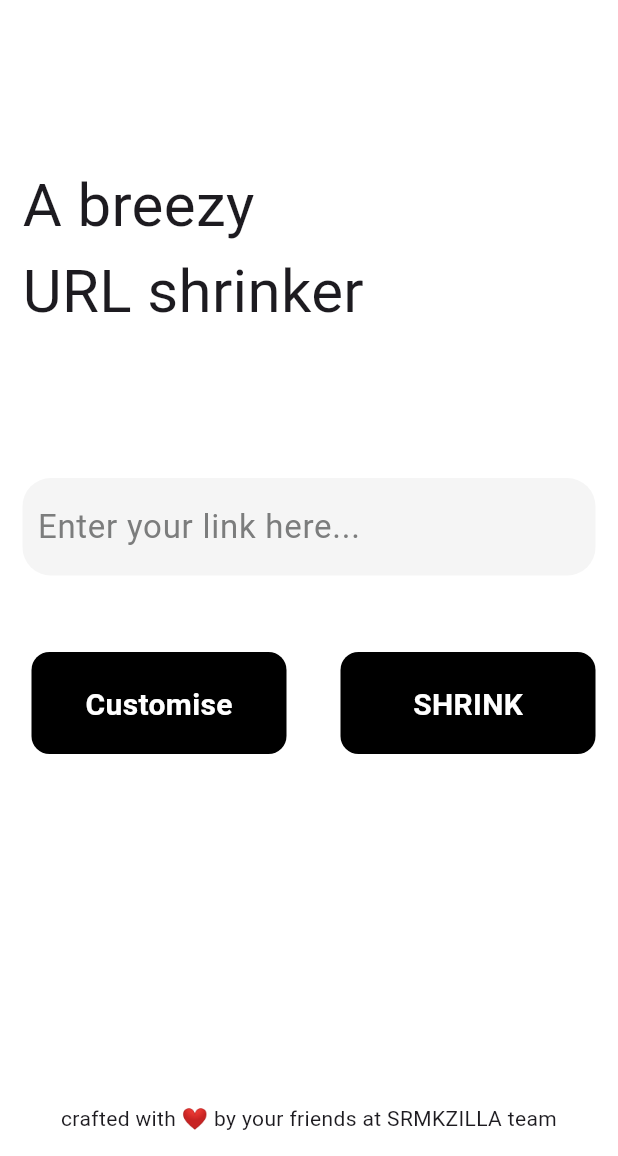
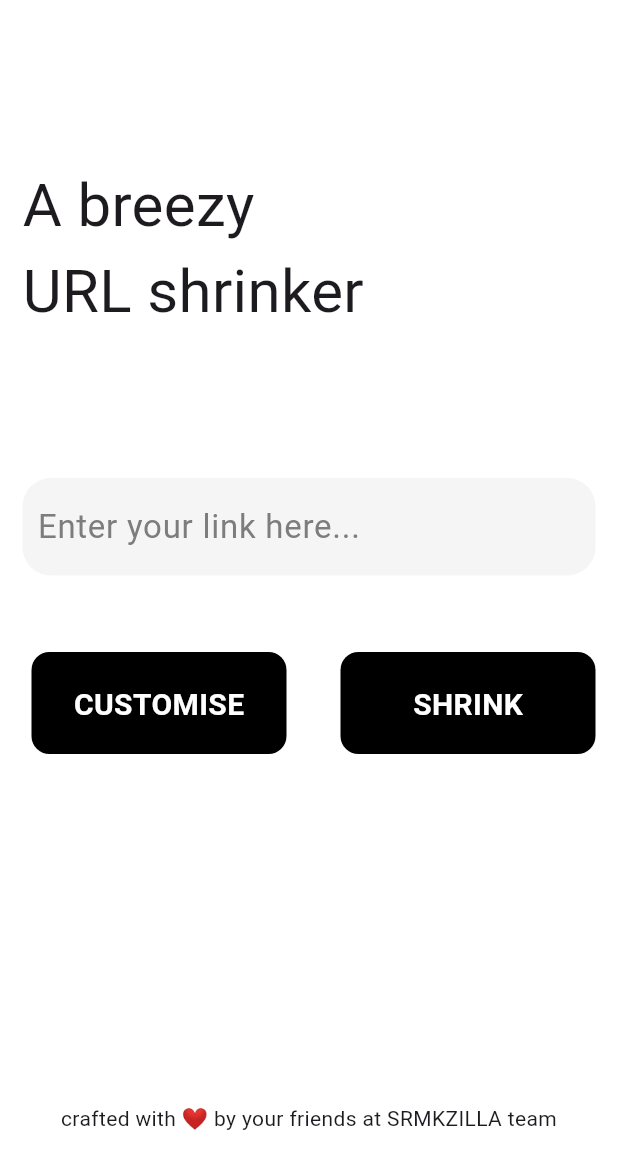
Before and after one commit to srm-kzilla/KzShortner, a Flutter app: the screen it shows after launch, on a phone screen of 412 x 824 dp, the part 80-1236 px from its top. Run offline on Flutter 3.47's test engine with Material 3 defaults, Android fonts, the phone set to English and light mode, and no system bars; our stand-ins replace dio, flutter_secure_storage, google_fonts, share_plus; missing offline and left inert: qr.

```diff
--- a/lib/screens/home_screen.dart
+++ b/lib/screens/home_screen.dart
@@ -76,7 +76,7 @@ class _HomeScreenState extends State<HomeScreen> {
               children: [
                 Padding(padding: EdgeInsets.only(top: 21)),
                 Text(
-                  !isCustomise ? 'Customise' : 'Randomise',
+                  !isCustomise ? 'CUSTOMISE' : 'RANDOMIZE',
                   style: TextStyle(
                       color: Colors.white,
                       fontSize: 20,
```
